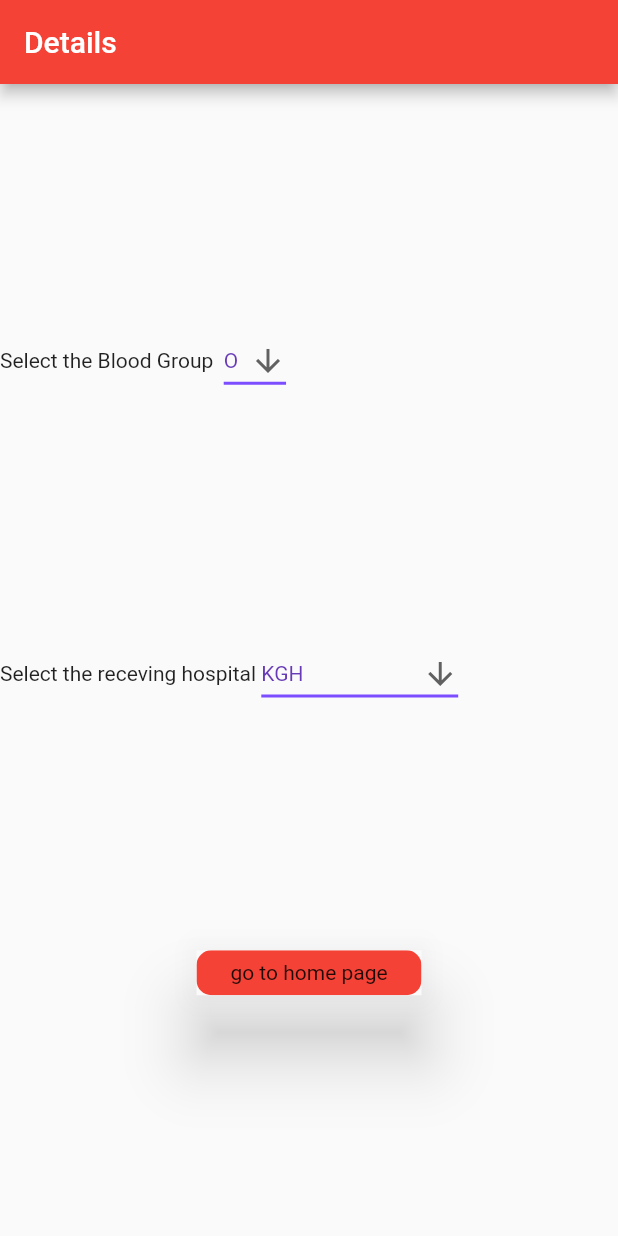
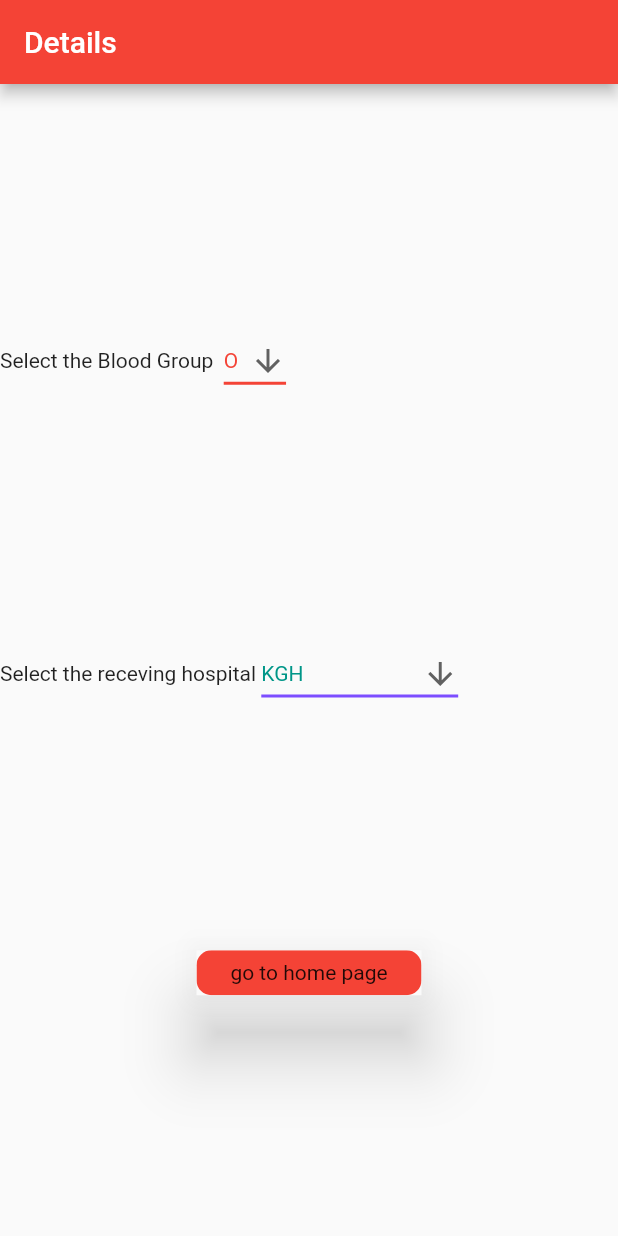
Before and after one commit to Peddinti-Sriram-Bharadwaj/BloodAlert, a Flutter app: the screen it shows after launch, after a tap on "Request for Blood", on a phone screen of 412 x 824 dp. Run offline on Flutter 3.47's test engine with Material 2 defaults, Android fonts, the phone set to English and light mode, and no system bars.

Commit message:
dropdown colors updated

```diff
--- a/lib/alertpage.dart
+++ b/lib/alertpage.dart
@@ -85,10 +85,10 @@ class _BloodGroup extends State<BloodGroup> {
       value: dropdownValue,
       icon: const Icon(Icons.arrow_downward),
       elevation: 16,
-      style: const TextStyle(color: Colors.deepPurple),
+      style: const TextStyle(color: Colors.red),
       underline: Container(
         height: 2,
-        color: Colors.deepPurpleAccent,
+        color: Colors.red,
       ),
       onChanged: (String? value) {
         setState(() {
@@ -120,7 +120,7 @@ class _Hospitals extends State<Hospitals> {
       value: dropdownValue,
       icon: const Icon(Icons.arrow_downward),
       elevation: 16,
-      style: const TextStyle(color: Colors.deepPurple),
+      style: const TextStyle(color: Colors.teal),
       underline: Container(
         height: 2,
         color: Colors.deepPurpleAccent,
```
